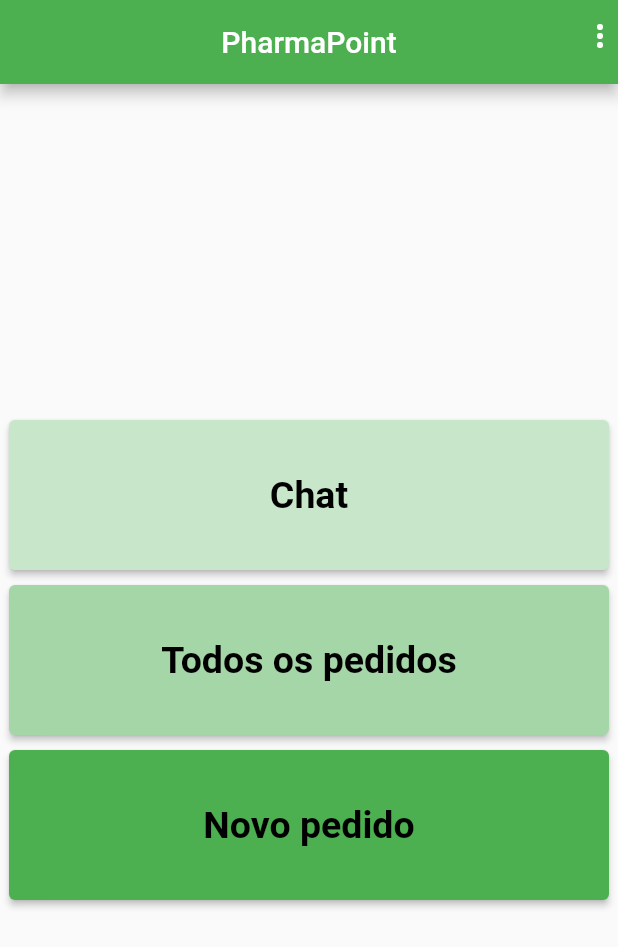
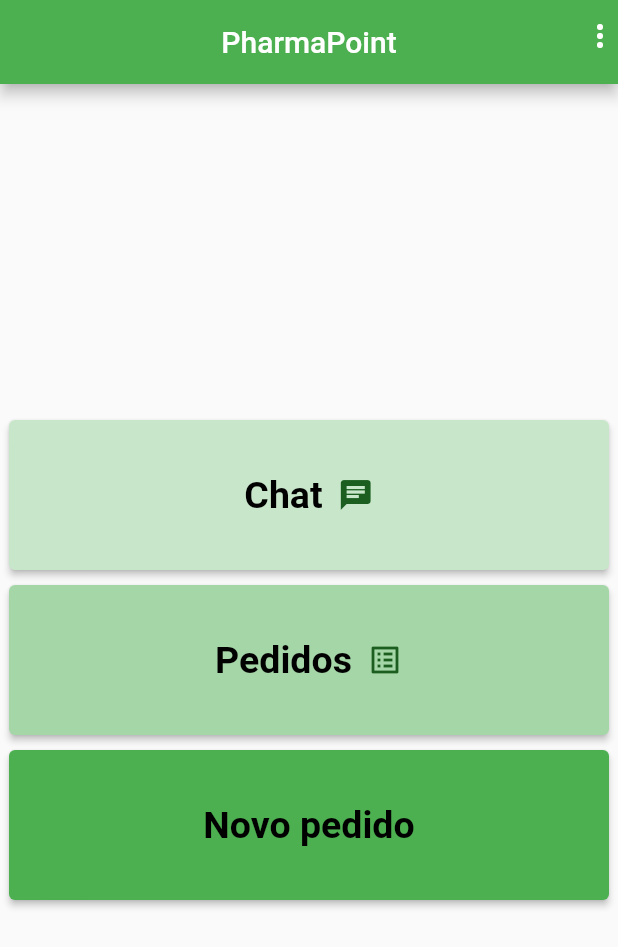
Before and after one commit to neu365/pharmapoint, a Flutter app: the screen it shows once a user with an empty profile is signed in, on a phone screen of 412 x 824 dp. Shown: the top 947 px of the screen. Run offline on Flutter 3.47's test engine with Material 2 defaults, Android fonts, the light colour scheme and no system bars; our stand-ins replace cloud_firestore, easy_debounce, firebase_auth, firebase_core; accounts and stored records are empty.

Commit message:
editar cores

```diff
--- a/lib/main.dart
+++ b/lib/main.dart
@@ -24,7 +24,6 @@ class MyApp extends StatelessWidget {
             title: 'FlutterChat',
             theme: ThemeData(
               primaryColor: Colors.green,
-              primarySwatch: Colors.green,
               secondaryHeaderColor: Colors.black,
               backgroundColor: Colors.grey[50],
               buttonTheme: ButtonTheme.of(context).copyWith(
--- a/lib/widgets/widgets2/farma/chat_pharma/chat_button.dart
+++ b/lib/widgets/widgets2/farma/chat_pharma/chat_button.dart
@@ -21,7 +21,6 @@ class ChatButton extends StatelessWidget {
       height: 100,
       child: ElevatedButton(
           onPressed: () {
-            debugPrint('Button clicked!');
             selectUsers(context);
           },
           style: ButtonStyle(
@@ -31,14 +30,25 @@ class ChatButton extends StatelessWidget {
             padding: MaterialStateProperty.all(
                 const EdgeInsets.symmetric(horizontal: 100, vertical: 20)),
           ),
-          child: const Center(
-            child: Text(
+          child: Row(
+            mainAxisAlignment: MainAxisAlignment.center,
+            children: [
+              const Text(
                 'Chat',
                 style: TextStyle(
                     color: Colors.black,
                     fontSize: 25.0,
                     fontWeight: FontWeight.bold),
               ),
+              const SizedBox(
+                width: 10,
+                height: 8,
+              ),
+              Icon(
+                Icons.chat,
+                color: Colors.green[900],
+              )
+            ],
           )),
     );
   }
--- a/lib/widgets/widgets2/farma/chat_pharma/recentes_butao.dart
+++ b/lib/widgets/widgets2/farma/chat_pharma/recentes_butao.dart
@@ -22,7 +22,6 @@ class Recentes extends StatelessWidget {
       height: 100,
       child: ElevatedButton(
           onPressed: () {
-            debugPrint('Button clicked!');
             selectRecentes(context);
           },
           style: ButtonStyle(
@@ -32,14 +31,25 @@ class Recentes extends StatelessWidget {
             padding: MaterialStateProperty.all(
                 const EdgeInsets.symmetric(horizontal: 100, vertical: 20)),
           ),
-          child: const Center(
-            child: Text(
-              'Todos os pedidos',
-              style: TextStyle(
-                  color: Colors.black,
-                  fontSize: 25.0,
-                  fontWeight: FontWeight.bold),
-            ),
+          child: Row(
+            mainAxisAlignment: MainAxisAlignment.center,
+            children: [
+              const Text(
+                'Pedidos',
+                style: TextStyle(
+                    color: Colors.black,
+                    fontSize: 25.0,
+                    fontWeight: FontWeight.bold),
+              ),
+              const SizedBox(
+                width: 10,
+                height: 8,
+              ),
+              Icon(
+                Icons.list_alt,
+                color: Colors.green[900],
+              )
+            ],
           )),
     );
   }
```
Lines whose indentation alone changed are shown as unchanged.
